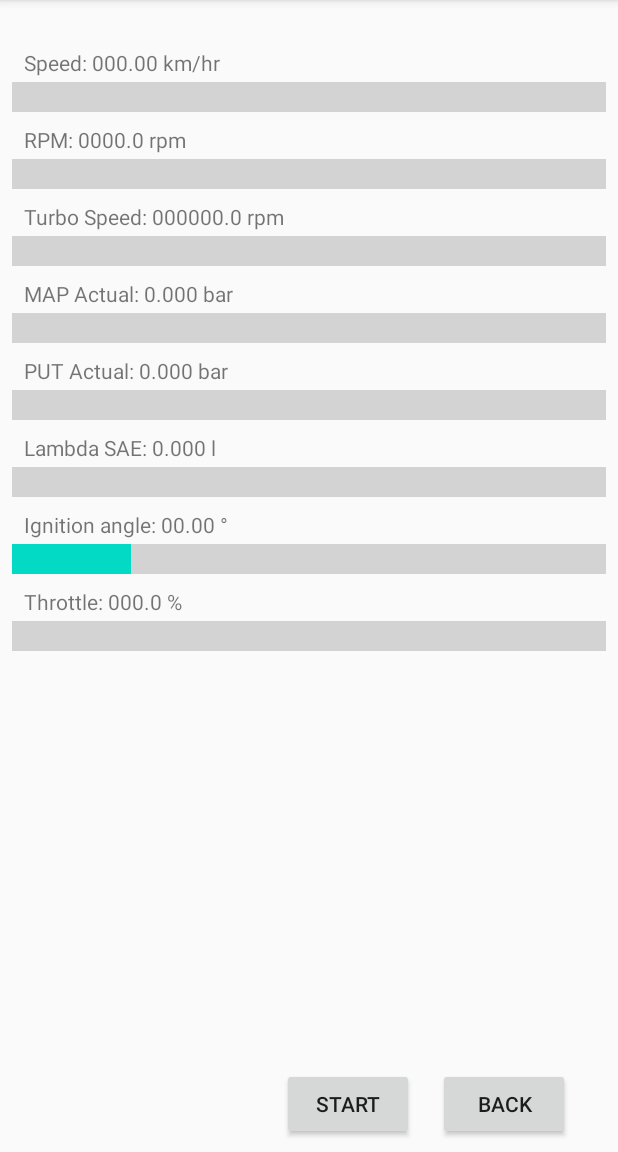
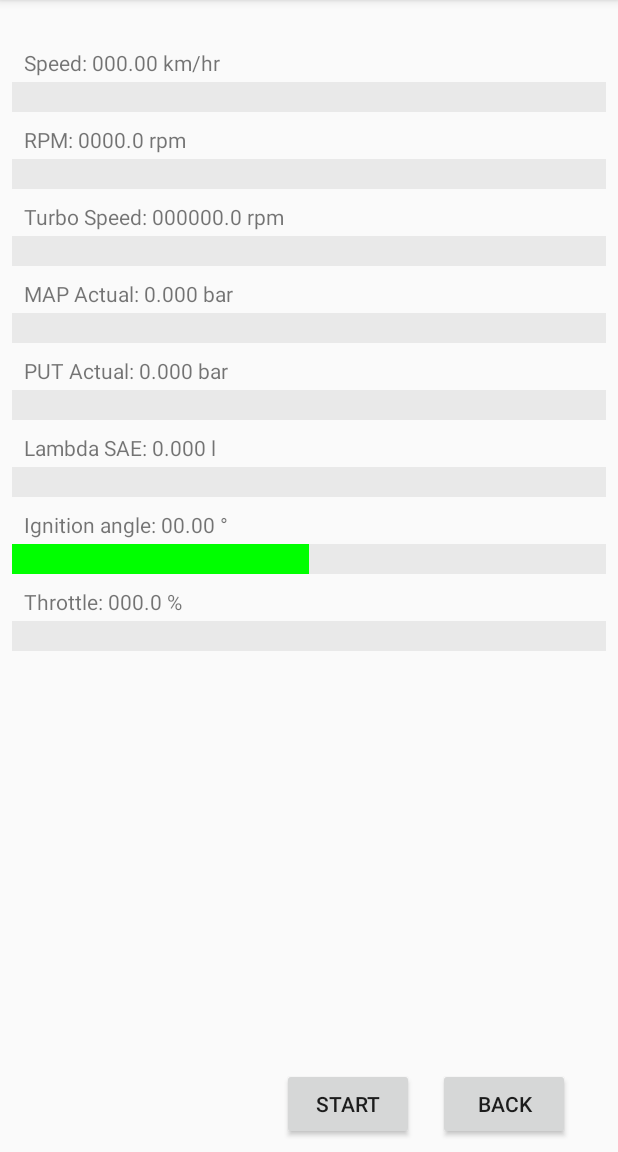
Before and after one commit to Switchleg1/VWFlashTools, an Android app: the LoggingFragment screen opened through its navigation route, on a phone screen of 412 x 824 dp, the part 84-1236 px from its top. Run offline under Robolectric (Android 15) with nearby library versions, the phone set to English and light mode, and no system bars; 1 statement that could not run was skipped.

Commit message:
Its finally useful.

```diff
--- a/app/src/main/java/com/app/vwflashtools/LoggingFragment.kt
+++ b/app/src/main/java/com/app/vwflashtools/LoggingFragment.kt
@@ -4,6 +4,7 @@ import android.content.BroadcastReceiver
 import android.content.Context
 import android.content.Intent
 import android.content.IntentFilter
+import android.content.res.ColorStateList
 import android.graphics.Color
 import android.os.Bundle
 import android.view.LayoutInflater
@@ -22,23 +23,10 @@ import java.time.format.DateTimeFormatter
 
 class LoggingFragment : Fragment() {
     private var mLastEnabled = false
-    private var mPIDText1: TextView? = null
-    private var mPIDText2: TextView? = null
-    private var mPIDText3: TextView? = null
-    private var mPIDText4: TextView? = null
-    private var mPIDText5: TextView? = null
-    private var mPIDText6: TextView? = null
-    private var mPIDText7: TextView? = null
-    private var mPIDText8: TextView? = null
     private var mPackCount: TextView? = null
-    private var mPIDProg1: ProgressBar? = null
-    private var mPIDProg2: ProgressBar? = null
-    private var mPIDProg3: ProgressBar? = null
-    private var mPIDProg4: ProgressBar? = null
-    private var mPIDProg5: ProgressBar? = null
-    private var mPIDProg6: ProgressBar? = null
-    private var mPIDProg7: ProgressBar? = null
-    private var mPIDProg8: ProgressBar? = null
+    private var mPIDText: Array<TextView?> = arrayOfNulls(8)
+    private var mPIDProgress: Array<ProgressBar?> = arrayOfNulls(8)
+    private var mPIDMultiplier: Array<Float> = arrayOf(1f, 1f, 1f, 1f, 1f, 1f, 1f, 1f)
 
     override fun onCreateView(
         inflater: LayoutInflater, container: ViewGroup?,
@@ -71,57 +59,39 @@ class LoggingFragment : Fragment() {
             }
         }
 
-        mPIDText1 = view.findViewById<TextView>(R.id.textViewPID1)!!
-        mPIDText2 = view.findViewById<TextView>(R.id.textViewPID2)!!
-        mPIDText3 = view.findViewById<TextView>(R.id.textViewPID3)!!
-        mPIDText4 = view.findViewById<TextView>(R.id.textViewPID4)!!
-        mPIDText5 = view.findViewById<TextView>(R.id.textViewPID5)!!
-        mPIDText6 = view.findViewById<TextView>(R.id.textViewPID6)!!
-        mPIDText7 = view.findViewById<TextView>(R.id.textViewPID7)!!
-        mPIDText8 = view.findViewById<TextView>(R.id.textViewPID8)!!
+        mPIDText[0] = view.findViewById<TextView>(R.id.textViewPID1)!!
+        mPIDText[1] = view.findViewById<TextView>(R.id.textViewPID2)!!
+        mPIDText[2] = view.findViewById<TextView>(R.id.textViewPID3)!!
+        mPIDText[3] = view.findViewById<TextView>(R.id.textViewPID4)!!
+        mPIDText[4] = view.findViewById<TextView>(R.id.textViewPID5)!!
+        mPIDText[5] = view.findViewById<TextView>(R.id.textViewPID6)!!
+        mPIDText[6] = view.findViewById<TextView>(R.id.textViewPID7)!!
+        mPIDText[7] = view.findViewById<TextView>(R.id.textViewPID8)!!
         mPackCount = view.findViewById<TextView>(R.id.textViewPackCount)!!
 
-        mPIDProg1 = view.findViewById<ProgressBar>(R.id.progressBar1)!!
-        mPIDProg2 = view.findViewById<ProgressBar>(R.id.progressBar2)!!
-        mPIDProg3 = view.findViewById<ProgressBar>(R.id.progressBar3)!!
-        mPIDProg4 = view.findViewById<ProgressBar>(R.id.progressBar4)!!
-        mPIDProg5 = view.findViewById<ProgressBar>(R.id.progressBar5)!!
-        mPIDProg6 = view.findViewById<ProgressBar>(R.id.progressBar6)!!
-        mPIDProg7 = view.findViewById<ProgressBar>(R.id.progressBar7)!!
-        mPIDProg8 = view.findViewById<ProgressBar>(R.id.progressBar8)!!
+        mPIDProgress[0] = view.findViewById<ProgressBar>(R.id.progressBar1)!!
+        mPIDProgress[1] = view.findViewById<ProgressBar>(R.id.progressBar2)!!
+        mPIDProgress[2] = view.findViewById<ProgressBar>(R.id.progressBar3)!!
+        mPIDProgress[3] = view.findViewById<ProgressBar>(R.id.progressBar4)!!
+        mPIDProgress[4] = view.findViewById<ProgressBar>(R.id.progressBar5)!!
+        mPIDProgress[5] = view.findViewById<ProgressBar>(R.id.progressBar6)!!
+        mPIDProgress[6] = view.findViewById<ProgressBar>(R.id.progressBar7)!!
+        mPIDProgress[7] = view.findViewById<ProgressBar>(R.id.progressBar8)!!
 
-        mPIDText1?.text = getString(R.string.textPID, DIDList[0].name, DIDList[0].format.format(DIDList[0].value), DIDList[0].unit)
-        mPIDProg1?.progress = 0
-        mPIDProg1?.max = DIDList[0].max.toInt()
-        mPIDProg1?.min = DIDList[0].min.toInt()
-        mPIDText2?.text = getString(R.string.textPID, DIDList[1].name, DIDList[1].format.format(DIDList[1].value), DIDList[1].unit)
-        mPIDProg2?.progress = 0
-        mPIDProg2?.max = DIDList[1].max.toInt()
-        mPIDProg2?.min = DIDList[1].min.toInt()
-        mPIDText3?.text = getString(R.string.textPID, DIDList[2].name, DIDList[2].format.format(DIDList[2].value), DIDList[2].unit)
-        mPIDProg3?.progress = 0
-        mPIDProg3?.max = DIDList[2].max.toInt()
-        mPIDProg3?.min = DIDList[2].min.toInt()
-        mPIDText4?.text = getString(R.string.textPID, DIDList[3].name, DIDList[3].format.format(DIDList[3].value), DIDList[3].unit)
-        mPIDProg4?.progress = 0
-        mPIDProg4?.max = DIDList[3].max.toInt()
-        mPIDProg4?.min = DIDList[3].min.toInt()
-        mPIDText5?.text = getString(R.string.textPID, DIDList[4].name, DIDList[4].format.format(DIDList[4].value), DIDList[4].unit)
-        mPIDProg5?.progress = 0
-        mPIDProg5?.max = DIDList[4].max.toInt()
-        mPIDProg5?.min = DIDList[4].min.toInt()
-        mPIDText6?.text = getString(R.string.textPID, DIDList[5].name, DIDList[5].format.format(DIDList[5].value), DIDList[5].unit)
-        mPIDProg6?.progress = 0
-        mPIDProg6?.max = DIDList[5].max.toInt()
-        mPIDProg6?.min = DIDList[5].min.toInt()
-        mPIDText7?.text = getString(R.string.textPID, DIDList[6].name, DIDList[6].format.format(DIDList[6].value), DIDList[6].unit)
-        mPIDProg7?.progress = 0
-        mPIDProg7?.max = DIDList[6].max.toInt()
-        mPIDProg7?.min = DIDList[6].min.toInt()
-        mPIDText8?.text = getString(R.string.textPID, DIDList[7].name, DIDList[7].format.format(DIDList[7].value), DIDList[7].unit)
-        mPIDProg8?.progress = 0
-        mPIDProg8?.max = DIDList[7].max.toInt()
-        mPIDProg8?.min = DIDList[7].min.toInt()
+        //Set the UI values
+        for(i in 0..7) {
+            mPIDText[i]?.text = getString(R.string.textPID, DIDList[i].name, DIDList[i].format.format(DIDList[i].value), DIDList[i].unit)
+
+            //Check for low value PIDS
+            if ((DIDList[i].max - DIDList[i].min) < 100.0f) {
+                mPIDMultiplier[i] = 100.0f / (DIDList[i].max - DIDList[i].min)
+            }
+
+            mPIDProgress[i]?.progress = (DIDList[i].value * mPIDMultiplier[i]).toInt()
+            mPIDProgress[i]?.min = (DIDList[i].min * mPIDMultiplier[i]).toInt()
+            mPIDProgress[i]?.max = (DIDList[i].max * mPIDMultiplier[i]).toInt()
+            mPIDProgress[i]?.progressTintList = ColorStateList.valueOf(Color.GREEN)
+        }
     }
 
     override fun onResume() {
@@ -144,7 +114,7 @@ class LoggingFragment : Fragment() {
             when (intent.action) {
                 MESSAGE_READ_VIN.toString() -> {
                     val buff = intent.getByteArrayExtra("readBuffer")
-                    mPIDText1?.text = getString(R.string.textVIN, buff.toString())
+                    mPIDText[1]?.text = getString(R.string.textVIN, buff.toString())
                 }
                 MESSAGE_READ_LOG.toString() -> {
                     val readBuff = intent.getByteArrayExtra("readBuffer") ?: return
@@ -163,42 +133,17 @@ class LoggingFragment : Fragment() {
 
                         //Update UI every 4th tick
                         if(readCount % 4 == 0) {
-                            if (dList.count() >= 1) {
-                                mPIDText1?.text = getString(R.string.textPID, DIDList[dList[0].toInt()].name, DIDList[dList[0].toInt()].format.format(DIDList[dList[0].toInt()].value), DIDList[dList[0].toInt()].unit)
-                                mPIDProg1?.progress = DIDList[dList[0].toInt()].value.toInt()
-                            }
-                            if (dList.count() >= 2) {
-                                mPIDText2?.text = getString(R.string.textPID, DIDList[dList[1].toInt()].name, DIDList[dList[1].toInt()].format.format(DIDList[dList[1].toInt()].value), DIDList[dList[1].toInt()].unit)
-                                mPIDProg2?.progress = DIDList[dList[1].toInt()].value.toInt()
-                            }
-                            if (dList.count() >= 3) {
-                                mPIDText3?.text = getString(R.string.textPID, DIDList[dList[2].toInt()].name, DIDList[dList[2].toInt()].format.format(DIDList[dList[2].toInt()].value), DIDList[dList[2].toInt()].unit)
-                                mPIDProg3?.progress = DIDList[dList[2].toInt()].value.toInt()
-                            }
-                            if (dList.count() >= 4) {
-                                mPIDText4?.text = getString(R.string.textPID, DIDList[dList[3].toInt()].name, DIDList[dList[3].toInt()].format.format(DIDList[dList[3].toInt()].value), DIDList[dList[3].toInt()].unit)
-                                mPIDProg4?.progress = DIDList[dList[3].toInt()].value.toInt()
-                            }
-                            if (dList.count() >= 5) {
-                                mPIDText5?.text = getString(R.string.textPID, DIDList[dList[4].toInt()].name, DIDList[dList[4].toInt()].format.format(DIDList[dList[4].toInt()].value), DIDList[dList[4].toInt()].unit)
-                                mPIDProg5?.progress = DIDList[dList[4].toInt()].value.toInt()
-                            }
-                            if (dList.count() >= 6) {
-                                mPIDText6?.text = getString(R.string.textPID, DIDList[dList[5].toInt()].name, DIDList[dList[5].toInt()].format.format(DIDList[dList[5].toInt()].value), DIDList[dList[5].toInt()].unit)
-                                mPIDProg6?.progress = DIDList[dList[5].toInt()].value.toInt()
-                            }
-                            if (dList.count() >= 7) {
-                                mPIDText7?.text = getString(R.string.textPID, DIDList[dList[6].toInt()].name, DIDList[dList[6].toInt()].format.format(DIDList[dList[6].toInt()].value), DIDList[dList[6].toInt()].unit)
-                                mPIDProg7?.progress = DIDList[dList[6].toInt()].value.toInt()
-                            }
-                            if (dList.count() >= 8) {
-                                mPIDText8?.text = getString(R.string.textPID, DIDList[dList[7].toInt()].name, DIDList[dList[7].toInt()].format.format(DIDList[dList[7].toInt()].value), DIDList[dList[7].toInt()].unit)
-                                mPIDProg8?.progress = DIDList[dList[7].toInt()].value.toInt()
+
+                            //Set the UI values
+                            for(i in 0..7) {
+                                mPIDProgress[i]?.progress = (DIDList[i].value * mPIDMultiplier[i]!!).toInt()
+                                if((DIDList[i].value > DIDList[i].warnMax) or (DIDList[i].value < DIDList[i].warnMin)) {
+                                    mPIDProgress[i]?.progressTintList = ColorStateList.valueOf(Color.RED)
+                                } else {
+                                    mPIDProgress[i]?.progressTintList = ColorStateList.valueOf(Color.GREEN)
+                                }
                             }
                         }
-
-                        //Write packet count
-                        mPackCount?.text = readCount.toString()
 
                         //Update Log every 2nd tick
                         if(readCount % 2 == 0) {
--- a/app/src/main/java/com/app/vwflashtools/UDS.kt
+++ b/app/src/main/java/com/app/vwflashtools/UDS.kt
@@ -20,45 +20,56 @@ import android.util.Log
 // 14: X / 2.0 – 64.0
 // 15: ( 0.0009765625 * X + 0.0 ) / 1
 
-data class DIDStruct(val address: Int, val length: Int, val equation: Int, var value: Float, val min: Float, val max: Float, val warnMin: Float, val warnMax: Float, val format: String, val name: String, val unit: String)
+data class DIDStruct(val address: Int,
+                     val length: Int,
+                     val equation: Int,
+                     val signed: Boolean,
+                     val min: Float,
+                     val max: Float,
+                     val warnMin: Float,
+                     val warnMax: Float,
+                     var value: Float,
+                     val format: String,
+                     val name: String,
+                     val unit: String)
 
 val DIDList: List<DIDStruct> = listOf(
     //P1
-    DIDStruct(0x15d3, 2, 5, 0f, 0f, 220f, -20f, 200f,"%06.2f","Speed", "km/hr"),
-    DIDStruct(0xf40C, 2, 6, 0f, 0f, 7000f, -1f, 6000f,"%06.1f","RPM","rpm"),
-    DIDStruct(0x1040, 2, 4, 0f, 0f, 190000f, 0f, 185000f,"%08.1f","Turbo Speed", "rpm"),
-    DIDStruct(0x39c0, 2, 10, 0f, 0f, 3f, 0f, 2.6f,"%05.3f","MAP Actual","bar"),
-    DIDStruct(0x39c2, 2, 10, 0f, 0f, 3f, 0f, 2.6f,"%05.3f","PUT Actual","bar"),
-    DIDStruct(0x10c0, 2, 15, 0f, 0f, 2f, 0.7f, 4f,"%05.3f","Lambda SAE","l"),
-    DIDStruct(0xf40e, 1, 14, 0f, -10f, 40f, -6f, 50f,"%05.2f","Ignition angle", "°"),
-    DIDStruct(0x20ba, 2, 8, 0f, 0f, 100f, -1f, 101f,"%05.1f","Throttle", "%"),
+    DIDStruct(0x15d3, 2, 5, false, 0f, 220f, -20f, 200f, 0f, "%06.2f","Speed", "km/hr"),
+    DIDStruct(0xf40C, 2, 6, false, 0f, 7000f, -1f, 6000f,0f, "%06.1f","RPM","rpm"),
+    DIDStruct(0x1040, 2, 4, false, 0f, 190000f, 0f, 185000f,0f, "%08.1f","Turbo Speed", "rpm"),
+    DIDStruct(0x39c0, 2, 10, false, 0f, 3f, 0f, 2.6f,0f, "%05.3f","MAP Actual","bar"),
+    DIDStruct(0x39c2, 2, 10, false, 0f, 3f, 0f, 2.6f,0f, "%05.3f","PUT Actual","bar"),
+    DIDStruct(0x10c0, 2, 15, false, 0f,  2f, 0.7f, 4f,0f, "%05.3f","Lambda SAE","l"),
+    DIDStruct(0xf40e, 1, 14, false, -10f, 10f, -6f, 60f,0f, "%05.2f","Ignition angle", "°"),
+    DIDStruct(0x20ba, 2, 8, true, 0f, 100f, -1f, 101f,0f, "%05.1f","Throttle", "%"),
     //P2
-    DIDStruct(0x13f2, 1, 1, 0f, -10f, 0f, -4f, 1f,"%05.3f","Retard cylinder 1", "°"),
-    DIDStruct(0x13f3, 1, 1, 0f, -10f, 0f, -4f, 1f,"%05.3f","Retard cylinder 2", "°"),
-    DIDStruct(0x13f4, 1, 1, 0f, -10f, 0f, -4f, 1f,"%05.3f","Retard cylinder 3", "°"),
-    DIDStruct(0x13f5, 1, 1, 0f, -10f, 0f, -4f, 1f,"%05.3f","Retard cylinder 4", "°"),
-    DIDStruct(0x2025, 2, 10, 0f, 0f, 15f, 6f, 15f,"%03.2f","LFP Actual", "bar"),
-    DIDStruct(0x2027, 2, 8, 0f, 0f, 250f, 10f, 250f,"%03.2f","HFP Actual", "bar"),
-    DIDStruct(0xf406, 1, 3, 0f,-25f, 25f, -20f, 20f,"%02.2f","STFT","%"),
-    DIDStruct(0x1001, 1, 7, 0f, -40f, 55f, -35f, 50f,"%03.2f","IAT", "°C"),
+    DIDStruct(0x13f2, 1, 1, false, -10f, 0f, -4f, 1f,0f, "%05.3f","Retard cylinder 1", "°"),
+    DIDStruct(0x13f3, 1, 1, false, -10f, 0f, -4f, 1f,0f, "%05.3f","Retard cylinder 2", "°"),
+    DIDStruct(0x13f4, 1, 1, false, -10f, 0f, -4f, 1f,0f, "%05.3f","Retard cylinder 3", "°"),
+    DIDStruct(0x13f5, 1, 1, false, -10f, 0f, -4f, 1f,0f, "%05.3f","Retard cylinder 4", "°"),
+    DIDStruct(0x2025, 2, 10, false, 0f, 15f, 6f, 15f,0f, "%03.2f","LFP Actual", "bar"),
+    DIDStruct(0x2027, 2, 8, false, 0f, 250f, 10f, 250f,0f, "%03.2f","HFP Actual", "bar"),
+    DIDStruct(0xf406, 1, 3, false, -25f, 25f, -20f, 20f,0f, "%02.2f","STFT","%"),
+    DIDStruct(0x1001, 1, 7, false, -40f, 55f, -35f, 50f,0f, "%03.2f","IAT", "°C"),
     //P3
-    DIDStruct(0x203c, 2, 0, 0f, 0f, 2f, -1f, 3f,"%01.0f","Cruise control status", ""),
-    DIDStruct(0x293b, 2, 10, 0f, 0f, 250f, 10f, 250f,"%03.2f","HFP Command", "bar"),
-    DIDStruct(0x295c, 1, 0, 0f, 0f, 1f, -1f, 2f,"%01.0f","Flaps Actual", ""),
-    DIDStruct(0x295d, 1, 0, 0f, 0f, 1f, -1f, 2f,"%01.0f","Flaps Command", ""),
-    DIDStruct(0x2932, 2, 8, 0f, 0f, 5f, 6f, 15f,"%03.2f","LFP Command", "bar"),
-    DIDStruct(0x40e1, 2, 10, 0f,-50f, 130f, -50f, 130f,"%03.2f","Coolant temp","°C"),
-    DIDStruct(0xf456, 1, 3, 0f,-25f, 25f, -20f, 20f,"%02.2f","LTFT","%"),
-    DIDStruct(0x202f, 2, 2, 0f,-50f, 130f, 0f, 112f,"%03.2f","Oil temp", "°C"),
+    DIDStruct(0x203c, 2, 0, false, 0f, 2f, -1f, 3f,0f, "%01.0f","Cruise control status", ""),
+    DIDStruct(0x293b, 2, 8, false, 0f, 250f, 10f, 250f,0f, "%03.2f","HFP Command", "bar"),
+    DIDStruct(0x295c, 1, 0, false, 0f, 1f, -1f, 2f,0f, "%01.0f","Flaps Actual", ""),
+    DIDStruct(0x295d, 1, 0, false, 0f, 1f, -1f, 2f,0f, "%01.0f","Flaps Command", ""),
+    DIDStruct(0x2932, 2, 10, false, 0f, 5f, 6f, 15f,0f, "%03.2f","LFP Command", "bar"),
+    DIDStruct(0x40e1, 2, 10, false, -50f, 130f, -50f, 130f,0f, "%03.2f","Coolant temp","°C"),
+    DIDStruct(0xf456, 1, 3, false, -25f, 25f, -20f, 20f,0f, "%02.2f","LTFT","%"),
+    DIDStruct(0x202f, 2, 2, false, -50f, 130f, 0f, 112f,0f, "%03.2f","Oil temp", "°C"),
 
-    DIDStruct(0x15ac, 2, 11, 0f,-50f, 130f, 0f, 500f,"%03.2f","Converter torque", "Nm"),
-    DIDStruct(0x13ca, 2, 12, 0f,-50f, 130f, 0f, 500f,"%07.2f","Ambient pressure (measured or adapted)", "bar"),
-    DIDStruct(0x1004, 2, 5, 0f,-50f, 130f, 0f, 500f,"%07.2f","Ambient air temperature", "°C"),
-    DIDStruct(0x2019, 2, 8, 0f,-50f, 50f, -50f, 50f,"%03.2f","Exhaust commanded angle", "°"),
-    DIDStruct(0x201a, 2, 8, 0f,-50f, 50f, -50f, 50f,"%03.2f","Exhaust actual angle", "°"),
-    DIDStruct(0x201d, 2, 8, 0f,-50f, 50f, -50f, 50f,"%03.2f","Intake commanded angle", "°"),
-    DIDStruct(0x201e, 2, 8, 0f,-50f, 50f, -50f, 50f,"%03.2f","Intake actual angle", "°"),
-    DIDStruct(0x4380, 2, 8, 0f,0f, 500f, -10f, 500f,"%03.2f","Driver desired torque", "Nm"),
+    DIDStruct(0x15ac, 2, 11, true, -50f, 130f, 0f, 500f,0f, "%03.2f","Converter torque", "Nm"),
+    DIDStruct(0x13ca, 2, 12, false, -50f, 130f, 0f, 500f,0f, "%07.2f","Ambient pressure (measured or adapted)", "bar"),
+    DIDStruct(0x1004, 2, 5, true, -50f, 130f, 0f, 500f,0f, "%07.2f","Ambient air temperature", "°C"),
+    DIDStruct(0x2019, 2, 8, true, -50f, 50f, -50f, 50f,0f, "%03.2f","Exhaust commanded angle", "°"),
+    DIDStruct(0x201a, 2, 8, true, -50f, 50f, -50f, 50f,0f, "%03.2f","Exhaust actual angle", "°"),
+    DIDStruct(0x201d, 2, 8, true, -50f, 50f, -50f, 50f,0f, "%03.2f","Intake commanded angle", "°"),
+    DIDStruct(0x201e, 2, 8, true, -50f, 50f, -50f, 50f,0f, "%03.2f","Intake actual angle", "°"),
+    DIDStruct(0x4380, 2, 8, true, 0f, 500f, -10f, 500f,0f, "%03.2f","Driver desired torque", "Nm"),
 )
 
 object DIDs {
@@ -85,7 +96,7 @@ object DIDs {
                 did.value = 0.375f * data.toFloat() - 48.0f
             }
             2 -> {
-                did.value = 0.375f * data.toFloat() - 48.0f
+                did.value = (data.toFloat() -2731.4f) / 10.0f
             }
             3 -> {
                 did.value = data.toFloat() / 1.28f - 100.0f
@@ -151,12 +162,11 @@ object UDS22Logger {
     fun buildFrame(index: Int): ByteArray? {
         val bleHeader = BLEHeader()
         bleHeader.cmdSize = 1
+        bleHeader.cmdFlags = BLE_COMMAND_FLAG_PER_ADD
         if(index == 0) {
             bleHeader.cmdFlags = BLE_COMMAND_FLAG_PER_ADD or BLE_COMMAND_FLAG_PER_CLEAR
         } else if(index == frameCount()-1) {
             bleHeader.cmdFlags = BLE_COMMAND_FLAG_PER_ADD or BLE_COMMAND_FLAG_PER_ENABLE
-        } else {
-            bleHeader.cmdFlags = BLE_COMMAND_FLAG_PER_ADD
         }
 
         var buff: ByteArray = byteArrayOf(0x22.toByte())
@@ -221,9 +231,17 @@ object UDS22Logger {
         while(i < bleHeader.cmdSize-3) {
             val did: DIDStruct = DIDs.getDID(((bData[i++] and 0xFF) shl 8) + (bData[i++] and 0xFF)) ?: return UDS_ERROR_UNKNOWN
             if(did.length == 1) {
-                DIDs.setValue(did, (bData[i++] and 0xFF))
+                if(did.signed) {
+                    DIDs.setValue(did, (bData[i++] and 0xFF).toByte().toInt())
+                } else {
+                    DIDs.setValue(did, (bData[i++] and 0xFF))
+                }
             } else {
-                DIDs.setValue(did, ((bData[i++] and 0xFF) shl 8) + (bData[i++] and 0xFF))
+                if(did.signed) {
+                    DIDs.setValue(did, (((bData[i++] and 0xFF) shl 8) + (bData[i++] and 0xFF)).toShort().toInt())
+                } else {
+                    DIDs.setValue(did, ((bData[i++] and 0xFF) shl 8) + (bData[i++] and 0xFF))
+                }
             }
         }
 
--- a/app/src/main/res/layout/fragment_logging.xml
+++ b/app/src/main/res/layout/fragment_logging.xml
@@ -209,7 +209,7 @@
         android:layout_marginEnd="8dp"
         android:max="7000"
         android:min="0"
-        android:progress="0"
+        android:progress="2000"
         android:scaleY="5"
         app:layout_constraintEnd_toEndOf="parent"
         app:layout_constraintStart_toStartOf="parent"
```
